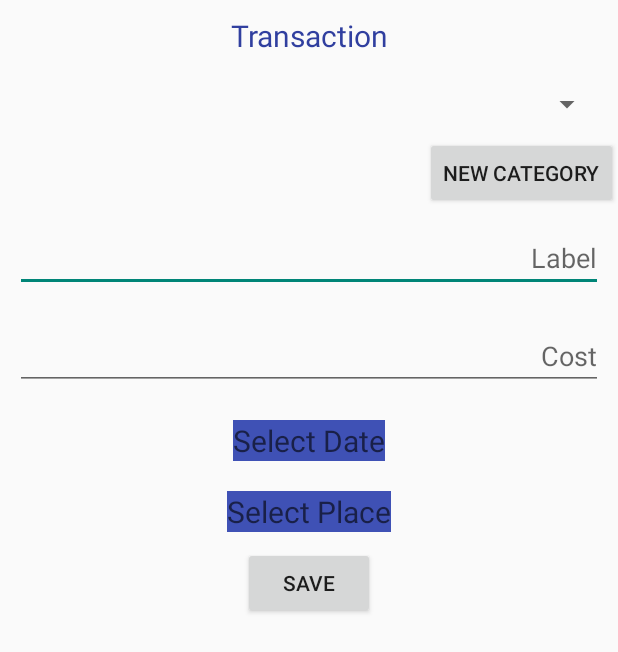
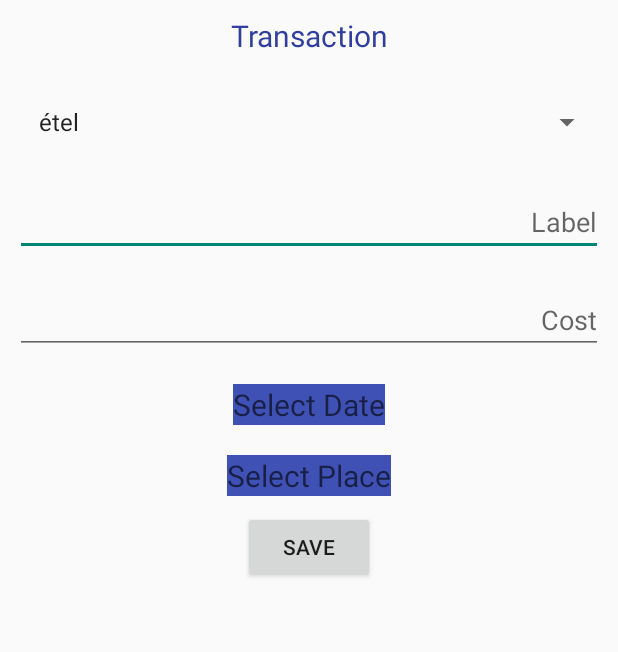
Before and after one commit to markmarics/HowmuchdoIcost, an Android app: the screen it shows after launch (AddTransactionActivity), after a tap on "ADD", on a phone screen of 412 x 824 dp. Shown: the top 652 px of the screen. Run offline under Robolectric (Android 15) with nearby library versions, the phone set to English and light mode, and no system bars.

Commit message:
AddNewTrans fixed.

```diff
--- a/app/src/main/java/hu/uniobuda/nik/howmuchdoicost/activity/AddTransactionActivity.java
+++ b/app/src/main/java/hu/uniobuda/nik/howmuchdoicost/activity/AddTransactionActivity.java
@@ -48,7 +48,7 @@ public class AddTransactionActivity extends AppCompatActivity {
 
     private TextView dateTextView, mDisplayPlace;
     private DatePickerDialog.OnDateSetListener mDateSetListener;
-    private ArrayAdapter<String> adapter;
+    private ArrayAdapter<String> Spinneradapter;
     @Override
     protected void onCreate(Bundle savedInstanceState) {
         super.onCreate(savedInstanceState);
@@ -56,22 +56,23 @@ public class AddTransactionActivity extends AppCompatActivity {
         //dateTextView = (TextView) findViewById(R.id.textviewDate);
         dateTextView = findViewById(R.id.textviewDate);
         mDisplayPlace = findViewById(R.id.textviewPlace);
-
     //    typeEditText = findViewById(R.id.editTextType);
         typeSpinner = findViewById(R.id.spinnerAllTypes);
         nameEditText = findViewById(R.id.editTextName);
         priceEditText = findViewById(R.id.editTextPrice);
         saveButton = findViewById(R.id.saveButton);
-        newCategoryButton = findViewById(R.id.newCategoryButton);
         dbAdapter = new DBAdapter(AddTransactionActivity.this);
-        dbAdapter.addType("kaja");
-        dbAdapter.addType("pia");
-   /*     if(dbAdapter.loadTypes()!=null){
-            adapter = new ArrayAdapter<String>(AddTransactionActivity.this,
-                    android.R.layout.simple_spinner_item, dbAdapter.loadTypes());
-            adapter.setDropDownViewResource(R.layout.support_simple_spinner_dropdown_item);
-            typeSpinner.setAdapter(adapter);
-        }*/
+        ArrayList<String> types = new ArrayList<>();
+        types.add("étel");
+        types.add("ital");
+        types.add("lakhatás");
+        types.add("utazás");
+        types.add("egyéb");
+
+        Spinneradapter = new ArrayAdapter<>(AddTransactionActivity.
+                this,android.R.layout.simple_list_item_1,types);
+        Spinneradapter.setDropDownViewResource(R.layout.support_simple_spinner_dropdown_item);
+        typeSpinner.setAdapter(Spinneradapter);
 
         dateTextView.setOnClickListener(new View.OnClickListener() {
             @Override
@@ -120,6 +121,10 @@ public class AddTransactionActivity extends AppCompatActivity {
             @Override
             public void onClick(View v) {
                 try{
+                 if(nameEditText.getText().toString()==""||dateTextView.getText().toString()==""||
+                         mDisplayPlace.getText().toString()==""||typeSpinner.getSelectedItem().toString()==""){
+                     throw new NullPointerException();
+                 }
                 Transaction transaction = new Transaction();
                 transaction.setName(nameEditText.getText().toString());
                 transaction.setDate(dateTextView.getText().toString());
@@ -127,57 +132,21 @@ public class AddTransactionActivity extends AppCompatActivity {
                 transaction.setRating(3);
                 transaction.setType(typeSpinner.getSelectedItem().toString());
                 transaction.setPrice(Integer.parseInt(priceEditText.getText().toString()));
-
-
-
                 if ( dbAdapter.addTransaction(transaction)){
-                    Toast.makeText(AddTransactionActivity.this, "done", Toast.LENGTH_SHORT).show();
+                    Toast.makeText(AddTransactionActivity.this, "Sikeres!", Toast.LENGTH_SHORT).show();
                 } else {
-                    Toast.makeText(AddTransactionActivity.this, "szar", Toast.LENGTH_SHORT).show();
+                    Toast.makeText(AddTransactionActivity.this, "Valami nem jó!", Toast.LENGTH_SHORT).show();
                 }
                 }
+                catch (NullPointerException e){
+                    Toast.makeText(AddTransactionActivity.this, "Mindent tölts ki!", Toast.LENGTH_SHORT).show();
+                }
                 catch (NumberFormatException e){
-                    Toast.makeText(AddTransactionActivity.this, "aggyá meg mindig valamit", Toast.LENGTH_SHORT).show();
+                    Toast.makeText(AddTransactionActivity.this, "Mindent tölts ki!", Toast.LENGTH_SHORT).show();
+
                 }
             }
         });
-
-
-        newCategoryButton.setOnClickListener(new View.OnClickListener() {
-            @Override
-            public void onClick(View v) {
-
-                AlertDialog.Builder builder = new AlertDialog.Builder(AddTransactionActivity.this);
-                builder.setTitle("New category");
-                builder.setMessage("New category name: ");
-                final EditText input = new EditText(AddTransactionActivity.this);
-                builder.setView(input);
-                builder.setPositiveButton("Add", new DialogInterface.OnClickListener() {
-                    @Override
-                    public void onClick(DialogInterface dialog, int which) {
-                   //     adapter.add(input.getText().toString());
-
-                        if (dbAdapter.addType(input.getText().toString())) {
-
-                            adapter = new ArrayAdapter<String>(AddTransactionActivity.this,
-                                    android.R.layout.simple_spinner_item, dbAdapter.loadTypes());
-                            adapter.setDropDownViewResource(R.layout.support_simple_spinner_dropdown_item);
-
-                            typeSpinner.setAdapter(adapter);
-                        }
-                    }
-                });
-                builder.setNegativeButton("Cancel", new DialogInterface.OnClickListener() {
-                    @Override
-                    public void onClick(DialogInterface dialog, int which) {
-                        dialog.cancel();
-                    }
-                });
-                builder.show();
-
-            }
-        });
-
     }
 
     protected void onActivityResult(int requestCode, int resultCode, Intent data) {
--- a/app/src/main/java/hu/uniobuda/nik/howmuchdoicost/data/DataBase.java
+++ b/app/src/main/java/hu/uniobuda/nik/howmuchdoicost/data/DataBase.java
@@ -151,10 +151,9 @@ public class DataBase {
 
             db.execSQL("CREATE TABLE " + TABLE_NAME_TYPES + " (" +
                     "id INTEGER PRIMARY KEY AUTOINCREMENT," +
-                    "type TEXT UNIQUE" +
+                    "type TEXT" +
                     ")"
             );
-
         }
 
         @Override
--- a/app/src/main/res/layout/activity_add_transaction.xml
+++ b/app/src/main/res/layout/activity_add_transaction.xml
@@ -30,13 +30,6 @@
         android:layout_width="match_parent"
         android:layout_height="wrap_content"
         android:layout_margin="10dp"/>
-
-    <android.support.v7.widget.AppCompatButton
-        android:id="@+id/newCategoryButton"
-        android:layout_width="wrap_content"
-        android:layout_height="wrap_content"
-        android:layout_gravity="right"
-        android:text="New category"/>
 
     <android.support.v7.widget.AppCompatEditText
         android:id="@+id/editTextName"
```
